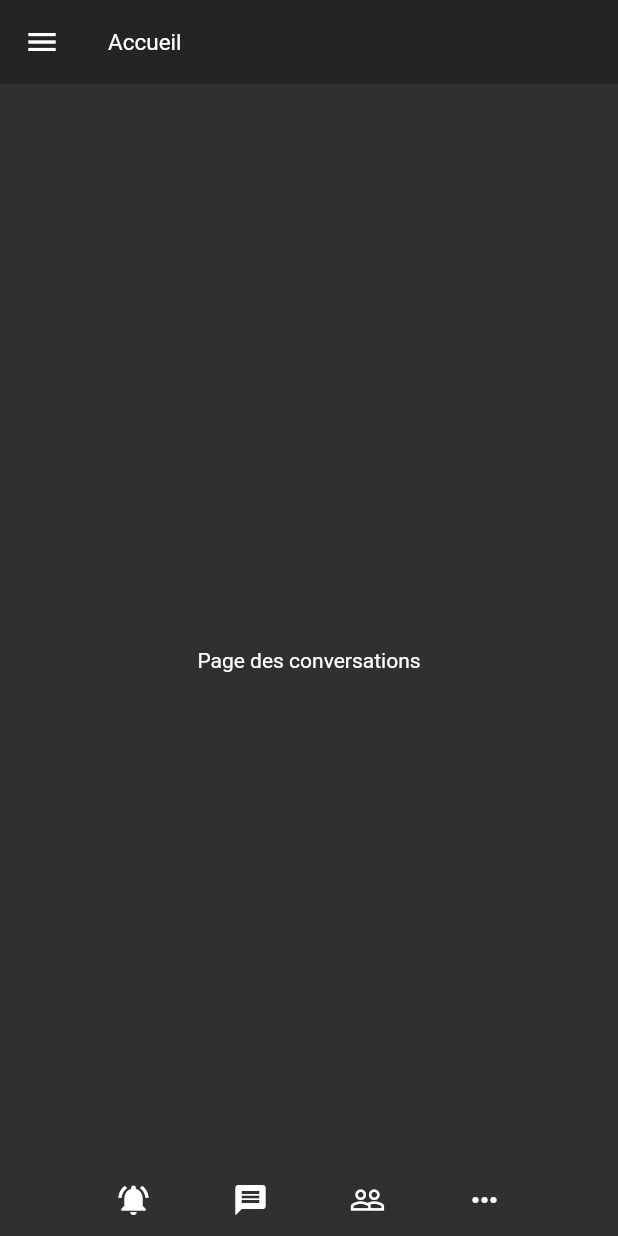
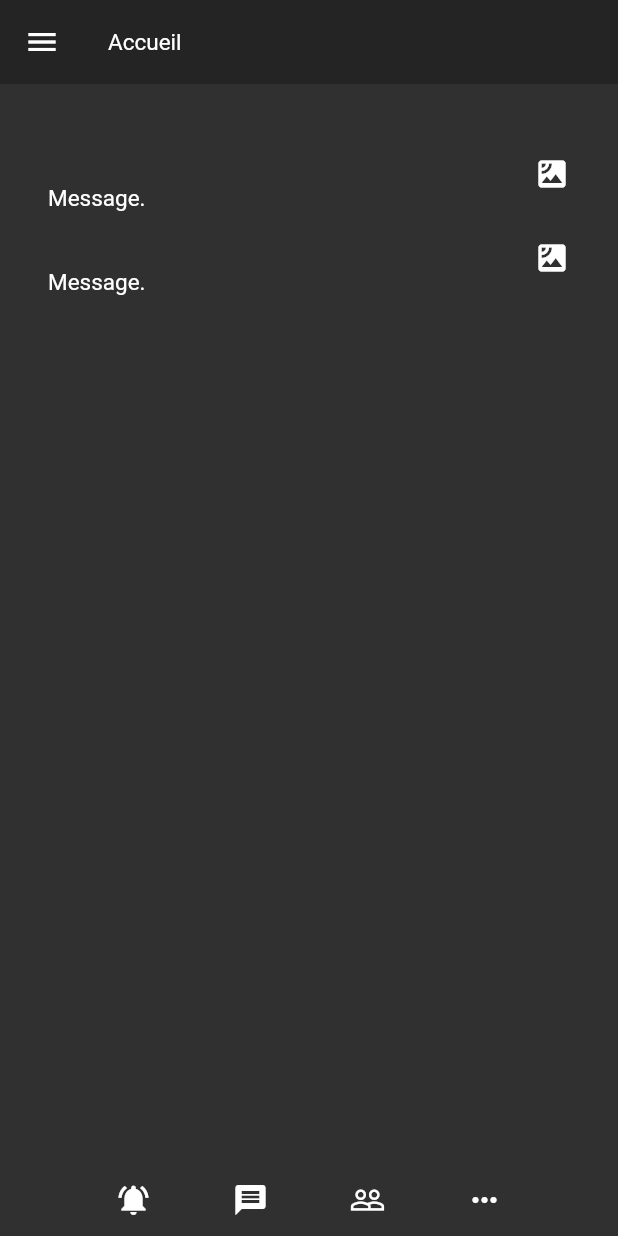
Before and after one commit to marttop/digital_helper_v2, a Flutter app: the HomePage screen opened directly with empty values, item 2 of the bottom bar chosen, on a phone screen of 412 x 824 dp. Run offline on Flutter 3.47's test engine with Material 2 defaults, Android fonts, the phone set to English and light mode, and no system bars.

Commit message:
You can now logout, created a basic message tile constructor. Now fixing google chrome db connection issue

```diff
--- a/lib/api/api.dart
+++ b/lib/api/api.dart
@@ -1,4 +1,3 @@
-import 'package:flutter/material.dart';
 import 'package:http/http.dart' as http;
 import 'dart:convert';
 
--- a/lib/main.dart
+++ b/lib/main.dart
@@ -22,6 +22,7 @@ class Bodies {
   static const int CONV = 1;
   static const int FRIEND_LIST = 2;
   static const int MORE = 3;
+  static const int LOGOUT = 4;
 
   int currentBody = 0;
 }
--- a/lib/pages/bodies/conv.dart
+++ b/lib/pages/bodies/conv.dart
@@ -1,5 +1,6 @@
 import 'package:digital_helper_v2/models/user.dart';
 import 'package:flutter/material.dart';
+import 'package:flutter/services.dart';
 
 class ConvBody extends StatefulWidget {
   final User user;
@@ -10,18 +11,54 @@ class ConvBody extends StatefulWidget {
 }
 
 class _ConvBodyState extends State<ConvBody> {
+  final _suggestions = <String>[];
   @override
   Widget build(BuildContext context) {
     return Container(
       child: Material(
         child: Container(
           padding: EdgeInsets.only(left: 16, top: 48, right: 16),
-          child: Center(
-              child: Text(
-            "Page des conversations",
-          )),
+          child: Column(
+            children: <Widget>[
+              _buildRow(),
+              _buildRow(),
+            ]
+          ),
         ),
       ),
     );
   }
+
+  Widget _buildRow() {
+    return ListTile(
+      onTap: () {
+
+      },
+      title: Text(
+        "Message.",
+      ),
+      trailing: new Column(children: <Widget>[
+        new Container(
+          child: Icon(
+            Icons.satellite,
+          ),
+        ),
+      ]),
+    );
+  }
+
+  // Widget _buildConvList() {
+  //   return ListView.builder(
+  //       padding: const EdgeInsets.all(16.0),
+  //       itemBuilder: (context, i) {
+  //         if (i.isOdd) return Divider();
+
+  //         final index = i ~/ 2;
+  //         if (index >= _suggestions.length) {
+  //           _suggestions.addAll(generateWordPairs().take(10));
+  //         }
+
+  //         return _buildRow(_suggestions[index]);
+  //       });
+  // }
 }
--- a/lib/pages/home.dart
+++ b/lib/pages/home.dart
@@ -97,18 +97,21 @@ class _HomePageState extends State<HomePage> {
   }
 
   Widget bodySelector(user) {
-    if (body == Bodies.ALERTS) {
-      return AlertBody(user: user);
+    switch (body) {
+      case Bodies.ALERTS :
+        return AlertBody(user: user);
+        break;
+      case Bodies.CONV :
+        return ConvBody(user: user);
+        break;
+      case Bodies.FRIEND_LIST :
+        return FriendListBody(user: user);
+        break;
+      case Bodies.MORE :
+        return MoreBody(user: user);
+        break;
+      default:
+        return SizedBox();
     }
-    else if (body == Bodies.CONV) {
-      return ConvBody(user: user);
-    }
-    else if (body == Bodies.FRIEND_LIST) {
-      return FriendListBody(user: user);
-    }
-    else if (body == Bodies.MORE) {
-      return MoreBody(user: user);
-    }
-    return SizedBox();
   }
 }
--- a/lib/pages/login.dart
+++ b/lib/pages/login.dart
@@ -117,6 +117,7 @@ class _LoginPageState extends State<LoginPage> {
     if (_formKey.currentState.validate()) {
       var email = emailController.text;
       var password = passwordController.text;
+      print("email = " + email + '\n' + password);
       setState(() {
         txtColor = Colors.white;
         errorMsg = 'Patientez...';
--- a/lib/pages/menu.dart
+++ b/lib/pages/menu.dart
@@ -40,6 +40,17 @@ class _MenuPageState extends State<MenuPage> {
                   title: Text("Paramètres"),
                   onTap: () {},
                 ),
+                Padding(
+                  padding: const EdgeInsets.only(top: 300),
+                  child: ListTile(
+                    leading: Icon(Icons.cancel, color: Colors.red),
+                    title: Text("Déconnexion"),
+                    onTap: () {
+                      // Navigator.pushNamedAndRemoveUntil(
+                      //     context, '/login', (route) => false);
+                    },
+                  ),
+                ),
               ]),
         ),
       ),
```
Also changed, not shown: lib/utils/body_widgets.dart (added).
